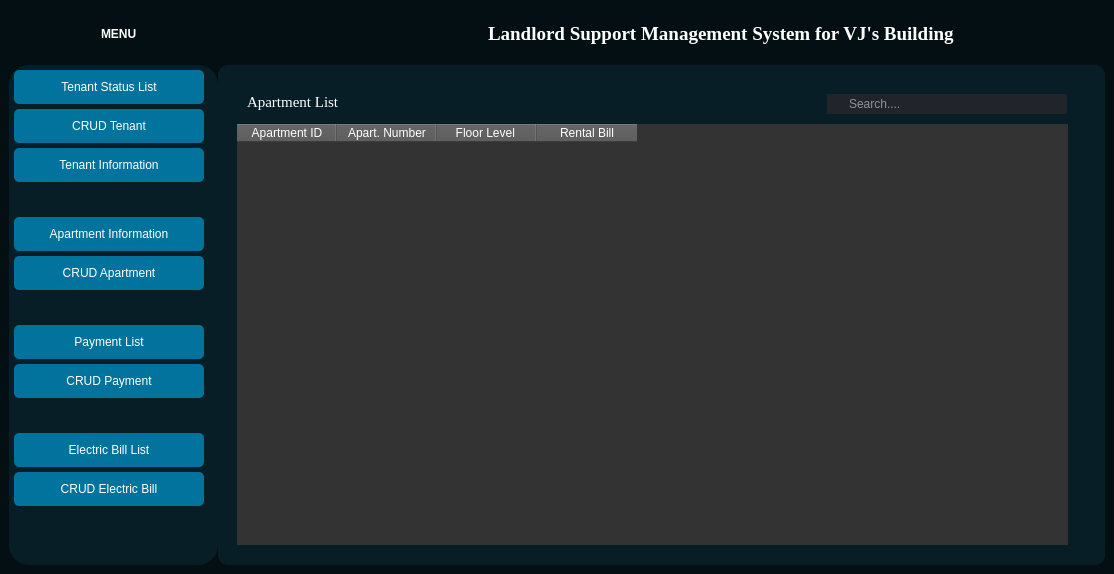
Before: the Qt Designer form interface.ui in lalalance12/Landlord-Support-Management-System, drawn with Qt 5.
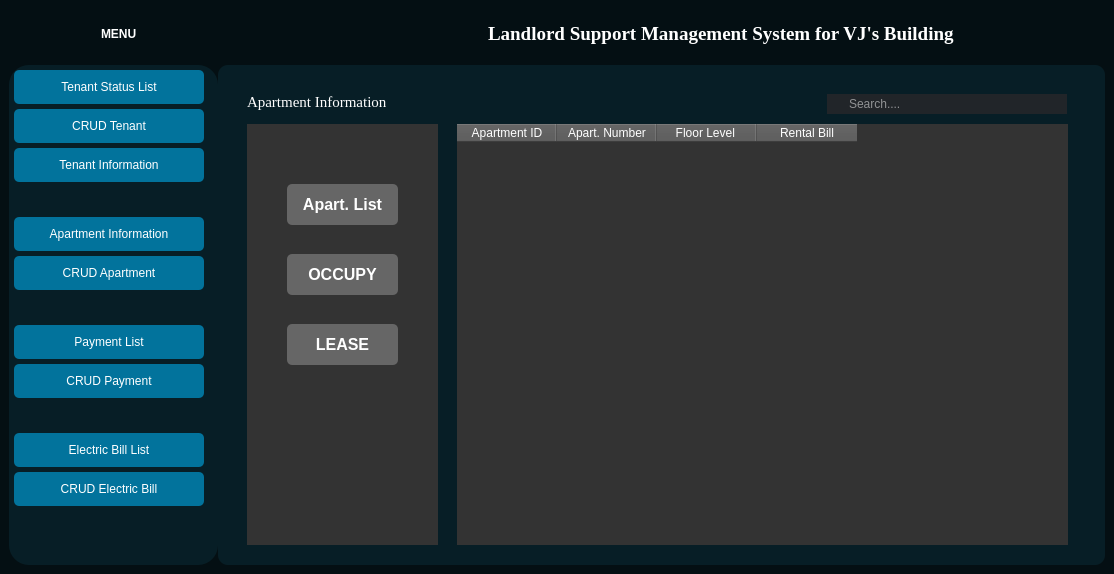
After: the same form once the commit is applied. The open tabs and pages were chosen to show the change. Icons and pictures are not drawn.

Diff of the .ui file:
```diff
--- a/interface.ui
+++ b/interface.ui
@@ -1005,7 +1005,7 @@
                </font>
               </property>
               <property name="text">
-               <string>Apartment List</string>
+               <string>Apartment Information</string>
               </property>
              </widget>
              <widget class="QLineEdit" name="Search_lineEdit_2">
@@ -1055,9 +1055,9 @@
              <widget class="QTableWidget" name="Apartment_tableWidget_2">
               <property name="geometry">
                <rect>
-                <x>10</x>
+                <x>230</x>
                 <y>50</y>
-                <width>831</width>
+                <width>611</width>
                 <height>421</height>
                </rect>
               </property>
@@ -1121,6 +1121,107 @@
                </property>
               </column>
              </widget>
+             <widget class="QFrame" name="frame_13">
+              <property name="geometry">
+               <rect>
+                <x>20</x>
+                <y>50</y>
+                <width>191</width>
+                <height>421</height>
+               </rect>
+              </property>
+              <property name="styleSheet">
+               <string notr="true">background-color: #333333;
+color: white;</string>
+              </property>
+              <property name="frameShape">
+               <enum>QFrame::StyledPanel</enum>
+              </property>
+              <property name="frameShadow">
+               <enum>QFrame::Raised</enum>
+              </property>
+              <widget class="QPushButton" name="AptLeaseBtn">
+               <property name="geometry">
+                <rect>
+                 <x>40</x>
+                 <y>200</y>
+                 <width>111</width>
+                 <height>41</height>
+                </rect>
+               </property>
+               <property name="font">
+                <font>
+                 <pointsize>12</pointsize>
+                 <bold>true</bold>
+                </font>
+               </property>
+               <property name="cursor">
+                <cursorShape>PointingHandCursor</cursorShape>
+               </property>
+               <property name="styleSheet">
+                <string notr="true">background-color: #666666; color: white
+;
+</string>
+               </property>
+               <property name="text">
+                <string>LEASE</string>
+               </property>
+              </widget>
+              <widget class="QPushButton" name="AptOcctBtn">
+               <property name="geometry">
+                <rect>
+                 <x>40</x>
+                 <y>130</y>
+                 <width>111</width>
+                 <height>41</height>
+                </rect>
+               </property>
+               <property name="font">
+                <font>
+                 <pointsize>12</pointsize>
+                 <bold>true</bold>
+                </font>
+               </property>
+               <property name="cursor">
+                <cursorShape>PointingHandCursor</cursorShape>
+               </property>
+               <property name="styleSheet">
+                <string notr="true">background-color: #666666; color: white
+;
+</string>
+               </property>
+               <property name="text">
+                <string>OCCUPY</string>
+               </property>
+              </widget>
+              <widget class="QPushButton" name="AptListBtn">
+               <property name="geometry">
+                <rect>
+                 <x>40</x>
+                 <y>60</y>
+                 <width>111</width>
+                 <height>41</height>
+                </rect>
+               </property>
+               <property name="font">
+                <font>
+                 <pointsize>12</pointsize>
+                 <bold>true</bold>
+                </font>
+               </property>
+               <property name="cursor">
+                <cursorShape>PointingHandCursor</cursorShape>
+               </property>
+               <property name="styleSheet">
+                <string notr="true">background-color: #666666; color: white
+;
+</string>
+               </property>
+               <property name="text">
+                <string>Apart. List</string>
+               </property>
+              </widget>
+             </widget>
             </widget>
             <widget class="QWidget" name="CRUDApartPage">
              <widget class="QFrame" name="frame_12">
```
Left out of the diff: 101 changed lines with no effect on the pictures.
